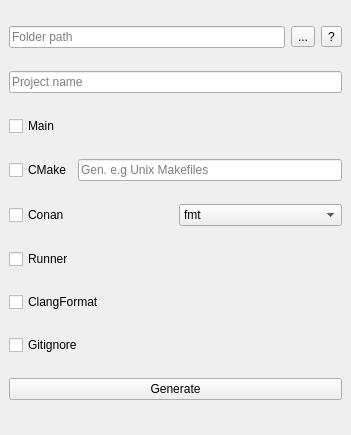
BartlomiejGajdur/ProjectGenerator, file mainwindow.ui: the form before one commit.
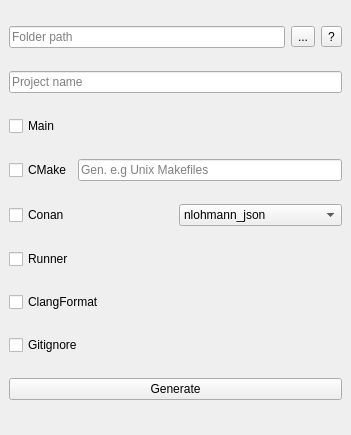
The form after the commit.

Diff of the .ui file:
```diff
--- a/mainwindow.ui
+++ b/mainwindow.ui
@@ -104,11 +104,6 @@
       </item>
       <item>
        <widget class="QComboBox" name="ConanLibraryComboBox">
-        <item>
-         <property name="text">
-          <string>fmt</string>
-         </property>
-        </item>
         <item>
          <property name="text">
           <string>nlohmann_json</string>
```
Left out of the diff: 10 changed lines with no effect on the pictures.
